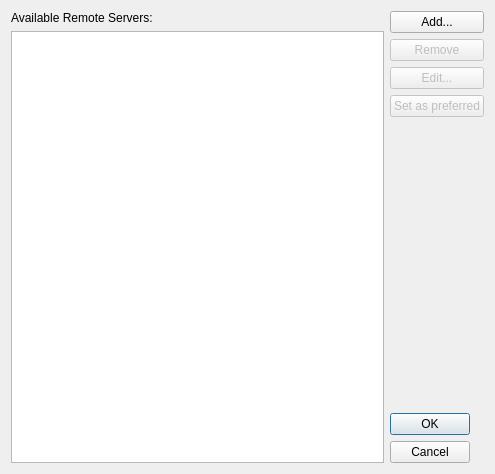
The window that src/toolkit_gui/iqremoteservereditdialog.ui (hkroeger/insightcae) describes before a commit, drawn with Qt 5.
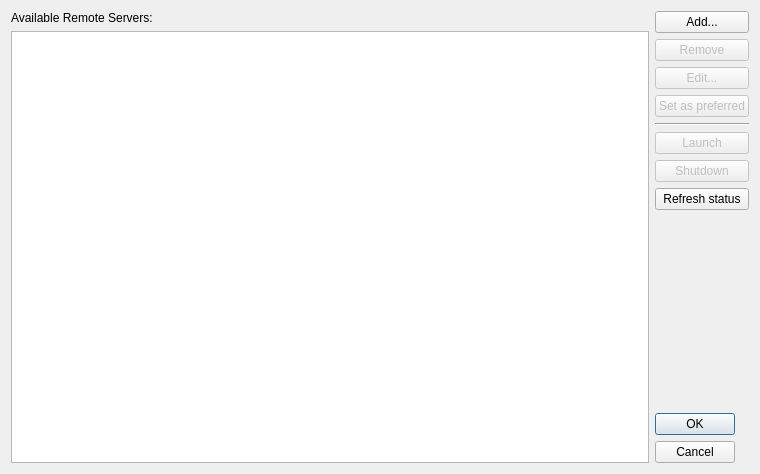
The same window after the commit.

```diff
--- a/src/toolkit_gui/iqremoteservereditdialog.ui
+++ b/src/toolkit_gui/iqremoteservereditdialog.ui
@@ -6,7 +6,7 @@
    <rect>
     <x>0</x>
     <y>0</y>
-    <width>495</width>
+    <width>760</width>
     <height>474</height>
    </rect>
   </property>
@@ -24,7 +24,14 @@
       </widget>
      </item>
      <item>
-      <widget class="QListView" name="lwServers"/>
+      <widget class="QTreeView" name="lwServers">
+       <property name="rootIsDecorated">
+        <bool>false</bool>
+       </property>
+       <property name="uniformRowHeights">
+        <bool>true</bool>
+       </property>
+      </widget>
      </item>
     </layout>
    </item>
@@ -67,6 +74,43 @@
        </property>
       </widget>
      </item>
+     <item>
+      <widget class="Line" name="line">
+       <property name="orientation">
+        <enum>Qt::Horizontal</enum>
+       </property>
+      </widget>
+     </item>
+     <item>
+      <widget class="QPushButton" name="btnLaunch">
+       <property name="enabled">
+        <bool>false</bool>
+       </property>
+       <property name="text">
+        <string>Launch</string>
+       </property>
+      </widget>
+     </item>
+     <item>
+      <widget class="QPushButton" name="btnShutdown">
+       <property name="enabled">
+        <bool>false</bool>
+       </property>
+       <property name="text">
+        <string>Shutdown</string>
+       </property>
+      </widget>
+     </item>
+     <item>
+      <widget class="QPushButton" name="btnRefreshStatus">
+       <property name="toolTip">
+        <string>Check the state of all servers again</string>
+       </property>
+       <property name="text">
+        <string>Refresh status</string>
+       </property>
+      </widget>
+     </item>
      <item>
       <spacer name="verticalSpacer">
        <property name="orientation">
```
